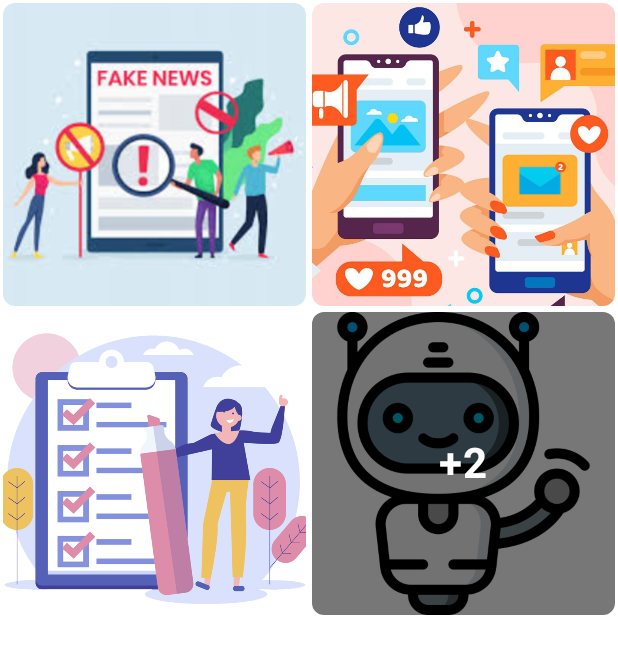
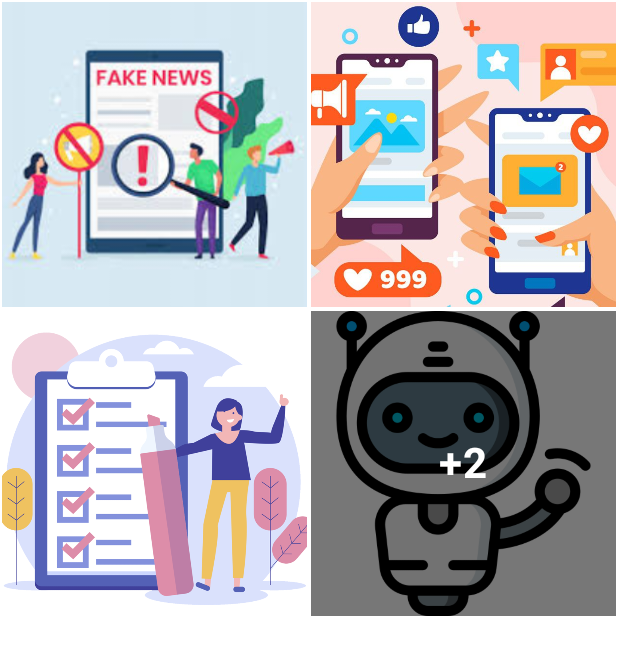
Before and after one commit to LongLeafGit/true-post-app, an Android app built with Jetpack Compose: the @Preview function ImageGridPreview, on a phone screen of 412 x 824 dp. Shown: the top 655 px of the screen. Run offline under Robolectric (Android 15) with nearby library versions, the phone set to English and light mode, and no system bars.

Commit message:
Corrección para pantallas pequeñas

```diff
--- a/app/src/main/java/com/lithium/truepost/ui/login/LoginScreen.kt
+++ b/app/src/main/java/com/lithium/truepost/ui/login/LoginScreen.kt
@@ -8,6 +8,8 @@ import androidx.compose.foundation.layout.fillMaxSize
 import androidx.compose.foundation.layout.fillMaxWidth
 import androidx.compose.foundation.layout.height
 import androidx.compose.foundation.layout.padding
+import androidx.compose.foundation.rememberScrollState
+import androidx.compose.foundation.verticalScroll
 import androidx.compose.material.icons.Icons
 import androidx.compose.material.icons.outlined.Email
 import androidx.compose.material3.ButtonDefaults
@@ -71,7 +73,7 @@ private fun LoginScreenContent(
     onLogin: () -> Unit,
     onRegisterClick: () -> Unit,
 ) {
-    Box(contentAlignment = Alignment.Center, modifier = Modifier.fillMaxSize()) {
+    Box(contentAlignment = Alignment.Center, modifier = Modifier.fillMaxSize().verticalScroll(rememberScrollState())) {
         ElevatedCard(modifier = Modifier.padding(16.dp)) {
             Column(horizontalAlignment = Alignment.CenterHorizontally, modifier = Modifier.padding(32.dp)) {
                 Text(
--- a/app/src/main/java/com/lithium/truepost/ui/quiz/component/FinalResult.kt
+++ b/app/src/main/java/com/lithium/truepost/ui/quiz/component/FinalResult.kt
@@ -8,7 +8,6 @@ import androidx.compose.foundation.layout.fillMaxWidth
 import androidx.compose.foundation.layout.height
 import androidx.compose.foundation.layout.padding
 import androidx.compose.material3.Button
-import androidx.compose.material3.ButtonDefaults
 import androidx.compose.material3.MaterialTheme
 import androidx.compose.material3.Text
 import androidx.compose.runtime.Composable
@@ -25,11 +24,12 @@ fun FinalResult(
     incorrect: Int,
     points: Int,
     onBackClick: () -> Unit,
+    modifier: Modifier = Modifier,
 ) {
     Column(
         horizontalAlignment = Alignment.CenterHorizontally,
         verticalArrangement = Arrangement.Center,
-        modifier = Modifier
+        modifier = modifier
             .fillMaxSize()
             .padding(24.dp)
     ) {
--- a/app/src/main/java/com/lithium/truepost/ui/quiz/component/x/ImageGrid.kt
+++ b/app/src/main/java/com/lithium/truepost/ui/quiz/component/x/ImageGrid.kt
@@ -1,21 +1,19 @@
 package com.lithium.truepost.ui.quiz.component.x
 
-import androidx.annotation.DrawableRes
 import androidx.compose.foundation.Image
 import androidx.compose.foundation.background
 import androidx.compose.foundation.layout.Box
+import androidx.compose.foundation.layout.Column
+import androidx.compose.foundation.layout.Row
+import androidx.compose.foundation.layout.Spacer
 import androidx.compose.foundation.layout.aspectRatio
 import androidx.compose.foundation.layout.fillMaxSize
+import androidx.compose.foundation.layout.fillMaxWidth
 import androidx.compose.foundation.layout.padding
-import androidx.compose.foundation.lazy.grid.GridCells
-import androidx.compose.foundation.lazy.grid.LazyVerticalGrid
-import androidx.compose.foundation.lazy.grid.itemsIndexed
-import androidx.compose.foundation.shape.RoundedCornerShape
 import androidx.compose.material3.Text
 import androidx.compose.runtime.Composable
 import androidx.compose.ui.Alignment
 import androidx.compose.ui.Modifier
-import androidx.compose.ui.draw.clip
 import androidx.compose.ui.graphics.Color
 import androidx.compose.ui.layout.ContentScale
 import androidx.compose.ui.res.painterResource
@@ -23,56 +21,60 @@ import androidx.compose.ui.text.font.FontWeight
 import androidx.compose.ui.tooling.preview.Preview
 import androidx.compose.ui.unit.dp
 import androidx.compose.ui.unit.sp
+import com.lithium.truepost.R
 import com.lithium.truepost.ui.theme.TruePostTheme
 import kotlin.math.min
-import com.lithium.truepost.R
 
 @Composable
 fun ImageGrid(
-    @DrawableRes images: List<Int>,
+    images: List<Int>,
     modifier: Modifier = Modifier,
-    maxColumns: Int = 2,
-    maxRows: Int = 2,
-    cornerRadius: Int = 8,
+    columns: Int = 2,
+    rows: Int = 2,
 ) {
-    if (images.isEmpty()) return
+    val maxColumns = min(columns, images.size)
+    val maxRows = min(rows, (images.size + columns - 1) / columns)
+    val maxImages = columns * rows
+    val displayImages = images.take(maxImages)
+    val remaining = images.size - maxImages
 
-    val maxImages = maxColumns * maxRows
-    val displayImages = images.take(maxImages)
-    val moreCount = images.size - maxImages
-
-    LazyVerticalGrid(
-        columns = GridCells.Fixed(maxColumns),
-        modifier = modifier,
-    ) {
-        itemsIndexed(displayImages) { index, imageResId ->
+    Column(modifier = modifier) {
+        for (row in 0 until maxRows) {
+            Row {
+                for (col in 0 until maxColumns) {
+                    val index = row * maxColumns + col
+                    if (index < displayImages.size) {
                         Box(
                             modifier = Modifier
+                                .weight(1f)
                                 .aspectRatio(1f)
-                    .padding(2.dp)
-                    .clip(RoundedCornerShape(cornerRadius.dp))
+                                .padding(1.dp)
                         ) {
                             Image(
-                    painter = painterResource(imageResId),
+                                painter = painterResource(displayImages[index]),
                                 contentDescription = null,
+                                modifier = Modifier.fillMaxSize(),
                                 contentScale = ContentScale.Crop,
-                    modifier = Modifier.fillMaxSize()
                             )
-                // Si es la última imagen visible y hay más, muestra overlay
-                if (index == displayImages.lastIndex && moreCount > 0) {
+                            // Overlay +remaining en la última imagen visible
+                            if (index == displayImages.lastIndex && remaining > 0) {
                                 Box(
                                     modifier = Modifier
                                         .matchParentSize()
-                            .background(Color(0x88000000))
-                            .clip(RoundedCornerShape(cornerRadius.dp)),
+                                        .background(Color(0x88000000)),
                                     contentAlignment = Alignment.Center
                                 ) {
                                     Text(
-                            text = "+$moreCount",
+                                        text = "+$remaining",
                                         color = Color.White,
                                         fontSize = 28.sp,
                                         fontWeight = FontWeight.Bold
                                     )
+                                }
+                            }
+                        }
+                    } else {
+                        Spacer(Modifier.weight(1f))
                     }
                 }
             }
@@ -94,9 +96,9 @@ fun ImageGridPreview() {
     TruePostTheme {
         ImageGrid(
             images = images,
-            maxColumns = 2,
-            maxRows = 2,
-            modifier = Modifier.fillMaxSize()
+            columns = 2,
+            rows = 2,
+            modifier = Modifier.fillMaxWidth()
         )
     }
 }
--- a/app/src/main/java/com/lithium/truepost/ui/register/RegisterScreen.kt
+++ b/app/src/main/java/com/lithium/truepost/ui/register/RegisterScreen.kt
@@ -2,6 +2,8 @@ package com.lithium.truepost.ui.register
 
 import androidx.compose.foundation.clickable
 import androidx.compose.foundation.layout.*
+import androidx.compose.foundation.rememberScrollState
+import androidx.compose.foundation.verticalScroll
 import androidx.compose.material.icons.Icons
 import androidx.compose.material.icons.outlined.Email
 import androidx.compose.material.icons.outlined.Person
@@ -75,7 +77,7 @@ fun RegisterScreenContent(
 ) {
     Box(
         contentAlignment = Alignment.Center,
-        modifier = Modifier.fillMaxSize()
+        modifier = Modifier.fillMaxSize().verticalScroll(rememberScrollState())
     ) {
         ElevatedCard(modifier = Modifier.padding(16.dp)) {
             Column(
```
Also changed, not shown: app/src/main/java/com/lithium/truepost/ui/home/HomeScreen.kt (+3 -4 lines), app/src/main/java/com/lithium/truepost/ui/quiz/FacebookQuizScreen.kt (+25 -17 lines), app/src/main/java/com/lithium/truepost/ui/quiz/XQuizScreen.kt (+43 -11 lines), app/src/main/java/com/lithium/truepost/ui/quiz/component/FacebookPost.kt (+2 -38 lines). Lines whose indentation alone changed are shown as unchanged.
